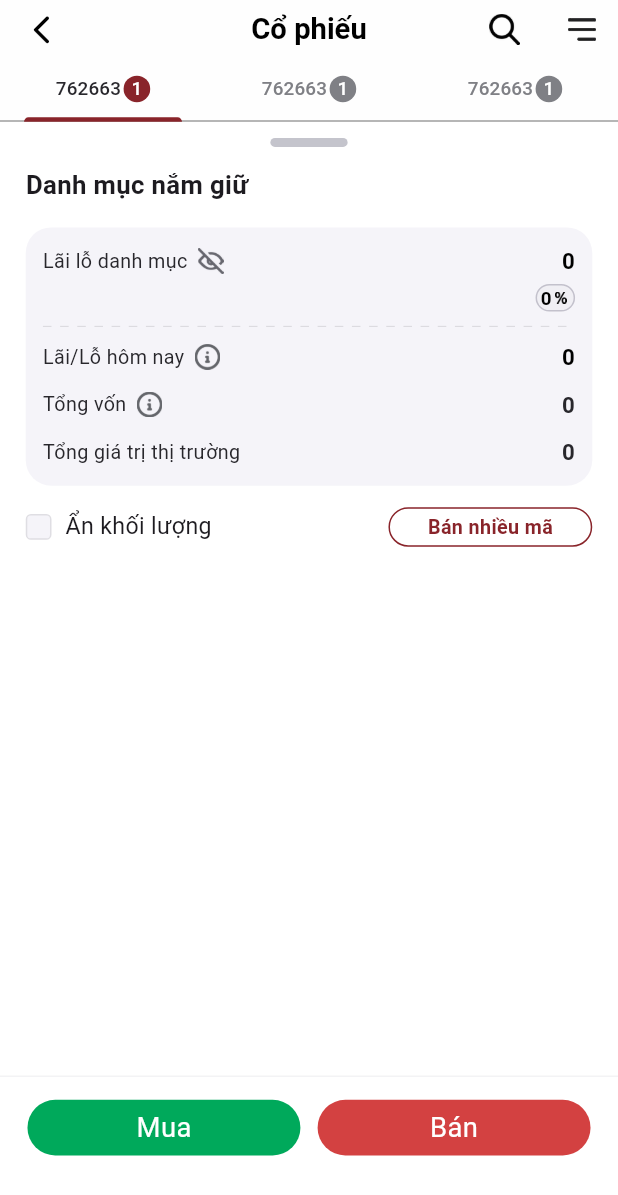
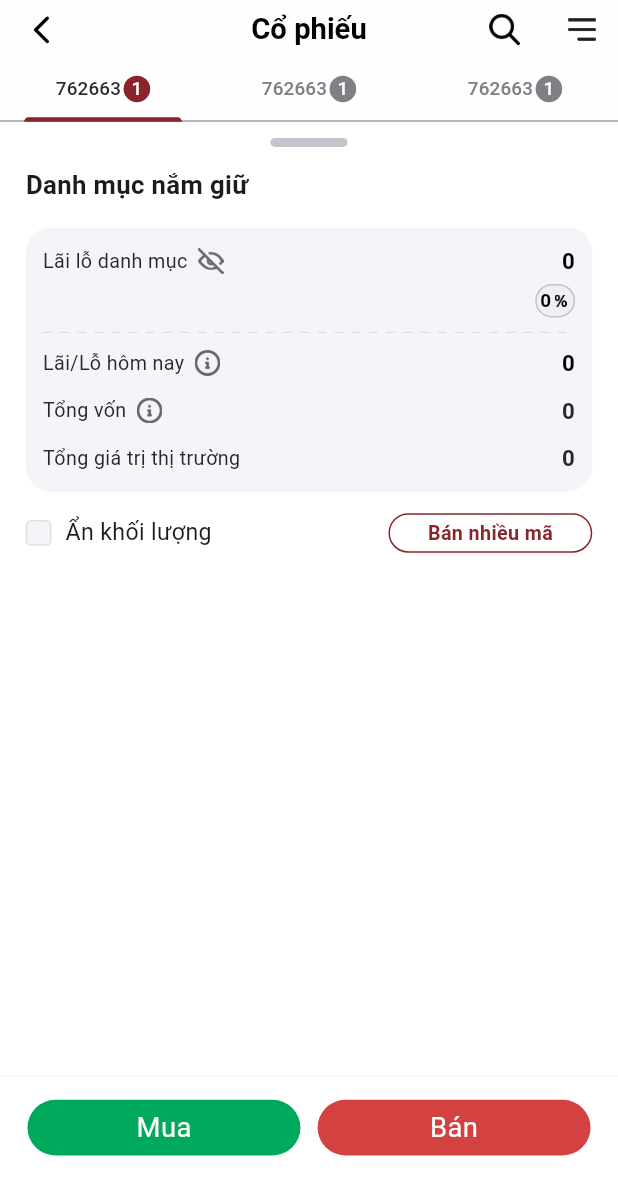
Before and after one commit to ALexDangCoder/Fake_Stock, a Flutter app: the screen it shows after launch, on a phone screen of 412 x 824 dp. Shown: the top 1195 px of the screen. Run offline on Flutter 3.47's test engine with Material 3 defaults, Android fonts, the phone set to English and light mode, and no system bars; drawn by our look-alikes of dotted_line; our stand-ins replace bloc, equatable, flutter_bloc, flutter_screenutil.

Commit message:
final app

```diff
--- a/lib/widget/investment_summary_widget.dart
+++ b/lib/widget/investment_summary_widget.dart
@@ -162,7 +162,6 @@ class InvestmentSummaryWidgetState extends State<InvestmentSummaryWidget> {
             style: TextStyle(
               color: textColor,
               fontSize: 11.sp,
-              height: 1.sp,
               fontWeight: FontWeight.w600,
             ),
           ),
@@ -170,7 +169,7 @@ class InvestmentSummaryWidgetState extends State<InvestmentSummaryWidget> {
           Image.asset(
             'assets/icon_percent.png',
             color: textColor,
-            height: 6.8.sp,
+            height: 7.sp,
           ),
           2.horizontalSpace,
         ],
```
